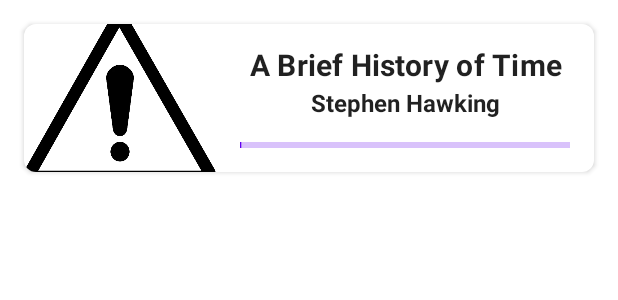
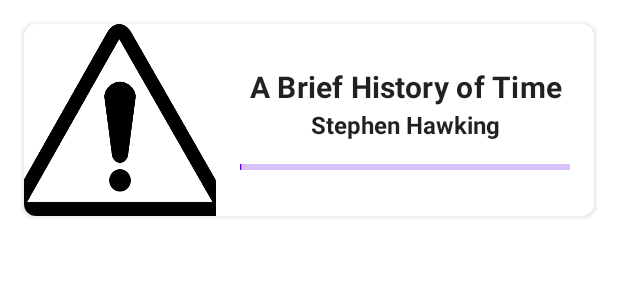
Before and after one commit to sanskar10100/Nero, an Android app built with Jetpack Compose: the @Preview function BookRowPreview, on a phone screen of 412 x 824 dp. Shown: the top 300 px of the screen. Run offline under Robolectric (Android 15) with nearby library versions, the phone set to English and light mode, and no system bars; our stand-ins replace Room's generated code; pictures from the network do not load.

Commit message:
Add rudimentary UI for adding books

```diff
--- a/app/build.gradle
+++ b/app/build.gradle
@@ -60,9 +60,10 @@
     implementation 'androidx.lifecycle:lifecycle-runtime-ktx:2.5.1'
     implementation 'androidx.activity:activity-compose:1.5.1'
     debugImplementation "androidx.compose.ui:ui-tooling:1.2.1"
-    implementation 'androidx.lifecycle:lifecycle-viewmodel-ktx:2.5.1'
+    implementation 'androidx.lifecycle:lifecycle-viewmodel-compose:2.5.1'
     implementation "com.airbnb.android:lottie-compose:5.2.0"
     implementation 'androidx.navigation:navigation-compose:2.5.2'
+    implementation 'androidx.hilt:hilt-navigation-compose:1.0.0'
 
     implementation 'androidx.core:core-splashscreen:1.0.0'
 
--- a/app/src/main/java/dev/sanskar/nero/data/GoogleBooksResponse.kt
+++ b/app/src/main/java/dev/sanskar/nero/data/GoogleBooksResponse.kt
@@ -16,11 +16,11 @@
     val authors: List<String>,
     val averageRating: Double = 0.0,
     val categories: List<String> = listOf(),
-    val description: String,
+    val description: String = "",
     val imageLinks: ImageLinks,
     val industryIdentifiers: List<IndustryIdentifier> = listOf(),
     val language: String,
-    val pageCount: Int,
+    val pageCount: Int = -1,
     val publishedDate: String,
     val publisher: String = "",
     val ratingsCount: Int = 0,
--- a/app/src/main/java/dev/sanskar/nero/ui/HomeScreen.kt
+++ b/app/src/main/java/dev/sanskar/nero/ui/HomeScreen.kt
@@ -44,17 +44,22 @@
 import androidx.compose.ui.text.style.TextAlign
 import androidx.compose.ui.tooling.preview.Preview
 import androidx.compose.ui.unit.dp
+import androidx.hilt.navigation.compose.hiltViewModel
 import coil.compose.AsyncImage
 import coil.request.ImageRequest
 import dev.sanskar.nero.R
 import dev.sanskar.nero.data.Book
+import dev.sanskar.nero.ui.components.BookRow
 import dev.sanskar.nero.ui.theme.NeroTheme
 
 @Composable
-fun HomeScreen(books: SnapshotStateList<Book>, modifier: Modifier = Modifier) {
-    val finishedBooks by derivedStateOf { books.filter { it.currentPage == it.pageCount } }
-    val currentlyReadingBooks by derivedStateOf { books.filter { it.currentPage > 1 && it.currentPage < it.pageCount } }
-    val notStartedBooks by derivedStateOf { books.filter { it.currentPage == 1 } }
+fun HomeScreen(
+    modifier: Modifier = Modifier,
+    viewModel: MainViewModel = hiltViewModel(),
+) {
+    val finishedBooks by derivedStateOf { viewModel.books.filter { it.currentPage == it.pageCount } }
+    val currentlyReadingBooks by derivedStateOf { viewModel.books.filter { it.currentPage > 1 && it.currentPage < it.pageCount } }
+    val notStartedBooks by derivedStateOf { viewModel.books.filter { it.currentPage == 1 } }
     LazyColumn(
         modifier = modifier
     ) {
@@ -105,101 +110,3 @@
         }
     }
 }
-
-@OptIn(ExperimentalMaterialApi::class)
-@Composable
-fun BookRow(
-    book: Book,
-    modifier: Modifier = Modifier,
-    onClick: () -> Unit
-) {
-    val animatedAlpha by rememberInfiniteTransition().animateFloat(
-        initialValue = 0.2f,
-        targetValue = 0.8f,
-        animationSpec = infiniteRepeatable(
-            animation = tween(1000, easing = LinearEasing),
-            repeatMode = RepeatMode.Reverse
-        )
-    )
-    var imageLoaded by remember { mutableStateOf(false) }
-    Card(
-        modifier = modifier
-            .fillMaxWidth()
-            .padding(16.dp),
-        elevation = 2.dp,
-        shape = RoundedCornerShape(8.dp),
-        onClick = onClick
-    ) {
-        Row(
-            modifier = Modifier
-                .height(IntrinsicSize.Min),
-            verticalAlignment = Alignment.CenterVertically
-        ) {
-            AsyncImage(
-                model = book.thumbnail,
-                contentDescription = "Book Thumbnail",
-                modifier = Modifier
-                    .width(128.dp),
-                placeholder = painterResource(id = R.drawable.placeholder),
-                error = painterResource(id = R.drawable.error),
-                onError = { imageLoaded = true },
-                onSuccess = { imageLoaded = true },
-                alpha = if (imageLoaded) 1f else animatedAlpha,
-                contentScale = ContentScale.Crop,
-            )
-            Column(
-                horizontalAlignment = Alignment.CenterHorizontally,
-                verticalArrangement = Arrangement.Center,
-                modifier = Modifier
-                    .fillMaxHeight()
-                    .padding(16.dp)
-                    .weight(1f)
-            ) {
-                Text(
-                    text = book.title,
-                    style = MaterialTheme.typography.h6,
-                    fontWeight = FontWeight.Bold,
-                    textAlign = TextAlign.Center
-                )
-                Spacer(Modifier.height(4.dp))
-                Text(
-                    text = book.authors.joinToString(", "),
-                    style = MaterialTheme.typography.body1,
-                    fontWeight = FontWeight.Bold,
-                    textAlign = TextAlign.Center
-                )
-                Spacer(Modifier.height(16.dp))
-                LinearProgressIndicator(
-                    progress = book.currentPage.toFloat() / book.pageCount,
-                )
-            }
-        }
-    }
-}
-
-@Preview(showBackground = true)
-@Composable
-fun BookRowPreview() {
-    NeroTheme {
-        BookRow(
-            Book(
-                "1",
-                "A Brief History of Time",
-                subtitle = "Let's find out more about the universe",
-                description = "A monumental popular science book written by physicist Stephen Hawking that helps you learn how the universe works.",
-                authors = listOf("Stephen Hawking"),
-                publisher = "Bantam Books",
-                publishedDate = "1988",
-                currentPage = 1,
-                pageCount = 256,
-                isbn = listOf("0553380168", "9780553380163"),
-                categories = listOf("Non-fiction", "Science"),
-                thumbnail = "http://books.google.com/books/content?id=3OTPMeElnW0C&printsec=frontcover&img=1&zoom=1&source=gbs_api",
-                averageRating = 5.0,
-                ratingsCount = 1,
-            )
-        ) {
-
-        }
-    }
-}
--- /dev/null
+++ b/app/src/main/java/dev/sanskar/nero/ui/components/BookRow.kt
@@ -0,0 +1,142 @@
+package dev.sanskar.nero.ui.components
+
+import androidx.compose.animation.core.LinearEasing
+import androidx.compose.animation.core.RepeatMode
+import androidx.compose.animation.core.animateFloat
+import androidx.compose.animation.core.infiniteRepeatable
+import androidx.compose.animation.core.rememberInfiniteTransition
+import androidx.compose.animation.core.tween
+import androidx.compose.foundation.layout.Arrangement
+import androidx.compose.foundation.layout.Column
+import androidx.compose.foundation.layout.IntrinsicSize
+import androidx.compose.foundation.layout.Row
+import androidx.compose.foundation.layout.Spacer
+import androidx.compose.foundation.layout.fillMaxHeight
+import androidx.compose.foundation.layout.fillMaxWidth
+import androidx.compose.foundation.layout.height
+import androidx.compose.foundation.layout.heightIn
+import androidx.compose.foundation.layout.padding
+import androidx.compose.foundation.layout.width
+import androidx.compose.foundation.lazy.LazyListScope
+import androidx.compose.foundation.shape.RoundedCornerShape
+import androidx.compose.material.Card
+import androidx.compose.material.ExperimentalMaterialApi
+import androidx.compose.material.LinearProgressIndicator
+import androidx.compose.material.MaterialTheme
+import androidx.compose.material.Text
+import androidx.compose.runtime.Composable
+import androidx.compose.runtime.getValue
+import androidx.compose.runtime.mutableStateOf
+import androidx.compose.runtime.remember
+import androidx.compose.runtime.setValue
+import androidx.compose.ui.Alignment
+import androidx.compose.ui.Modifier
+import androidx.compose.ui.layout.ContentScale
+import androidx.compose.ui.res.painterResource
+import androidx.compose.ui.text.font.FontWeight
+import androidx.compose.ui.text.style.TextAlign
+import androidx.compose.ui.tooling.preview.Preview
+import androidx.compose.ui.unit.dp
+import coil.compose.AsyncImage
+import dev.sanskar.nero.R
+import dev.sanskar.nero.data.Book
+import dev.sanskar.nero.ui.theme.NeroTheme
+
+@OptIn(ExperimentalMaterialApi::class)
+@Composable
+fun BookRow(
+    book: Book,
+    modifier: Modifier = Modifier,
+    onClick: () -> Unit
+) {
+    val animatedAlpha by rememberInfiniteTransition().animateFloat(
+        initialValue = 0.2f,
+        targetValue = 0.8f,
+        animationSpec = infiniteRepeatable(
+            animation = tween(1000, easing = LinearEasing),
+            repeatMode = RepeatMode.Reverse
+        )
+    )
+    var imageLoaded by remember { mutableStateOf(false) }
+    Card(
+        modifier = modifier
+            .fillMaxWidth()
+            .padding(16.dp),
+        elevation = 2.dp,
+        shape = RoundedCornerShape(8.dp),
+        onClick = onClick
+    ) {
+        Row(
+            modifier = Modifier
+                .height(IntrinsicSize.Min),
+            verticalAlignment = Alignment.CenterVertically
+        ) {
+            AsyncImage(
+                model = book.thumbnail,
+                contentDescription = "Book Thumbnail",
+                modifier = Modifier
+                    .heightIn(128.dp)
+                    .width(128.dp),
+                placeholder = painterResource(id = R.drawable.placeholder),
+                error = painterResource(id = R.drawable.error),
+                onError = { imageLoaded = true },
+                onSuccess = { imageLoaded = true },
+                alpha = if (imageLoaded) 1f else animatedAlpha,
+                contentScale = ContentScale.Crop,
+            )
+            Column(
+                horizontalAlignment = Alignment.CenterHorizontally,
+                verticalArrangement = Arrangement.Center,
+                modifier = Modifier
+                    .fillMaxHeight()
+                    .padding(16.dp)
+                    .weight(1f)
+            ) {
+                Text(
+                    text = book.title,
+                    style = MaterialTheme.typography.h6,
+                    fontWeight = FontWeight.Bold,
+                    textAlign = TextAlign.Center
+                )
+                Spacer(Modifier.height(4.dp))
+                Text(
+                    text = book.authors.joinToString(", "),
+                    style = MaterialTheme.typography.body1,
+                    fontWeight = FontWeight.Bold,
+                    textAlign = TextAlign.Center
+                )
+                Spacer(Modifier.height(16.dp))
+                LinearProgressIndicator(
+                    progress = if (book.pageCount == -1) 0f else book.currentPage.toFloat() / book.pageCount,
+                )
+            }
+        }
+    }
+}
+
+@Preview(showBackground = true)
+@Composable
+fun BookRowPreview() {
+    NeroTheme {
+        BookRow(
+            Book(
+                "1",
+                "A Brief History of Time",
+                subtitle = "Let's find out more about the universe",
+                description = "A monumental popular science book written by physicist Stephen Hawking that helps you learn how the universe works.",
+                authors = listOf("Stephen Hawking"),
+                publisher = "Bantam Books",
+                publishedDate = "1988",
+                currentPage = 1,
+                pageCount = 256,
+                isbn = listOf("0553380168", "9780553380163"),
+                categories = listOf("Non-fiction", "Science"),
+                thumbnail = "http://books.google.com/books/content?id=3OTPMeElnW0C&printsec=frontcover&img=1&zoom=1&source=gbs_api",
+                averageRating = 5.0,
+                ratingsCount = 1,
+            )
+        ) {
+
+        }
+    }
+}
```
Also changed, not shown: app/src/main/java/dev/sanskar/nero/ui/AddBook.kt (+54 -5 lines), app/src/main/java/dev/sanskar/nero/ui/MainActivity.kt (+22 -8 lines), app/src/main/java/dev/sanskar/nero/ui/MainViewModel.kt (+14 -8 lines).
